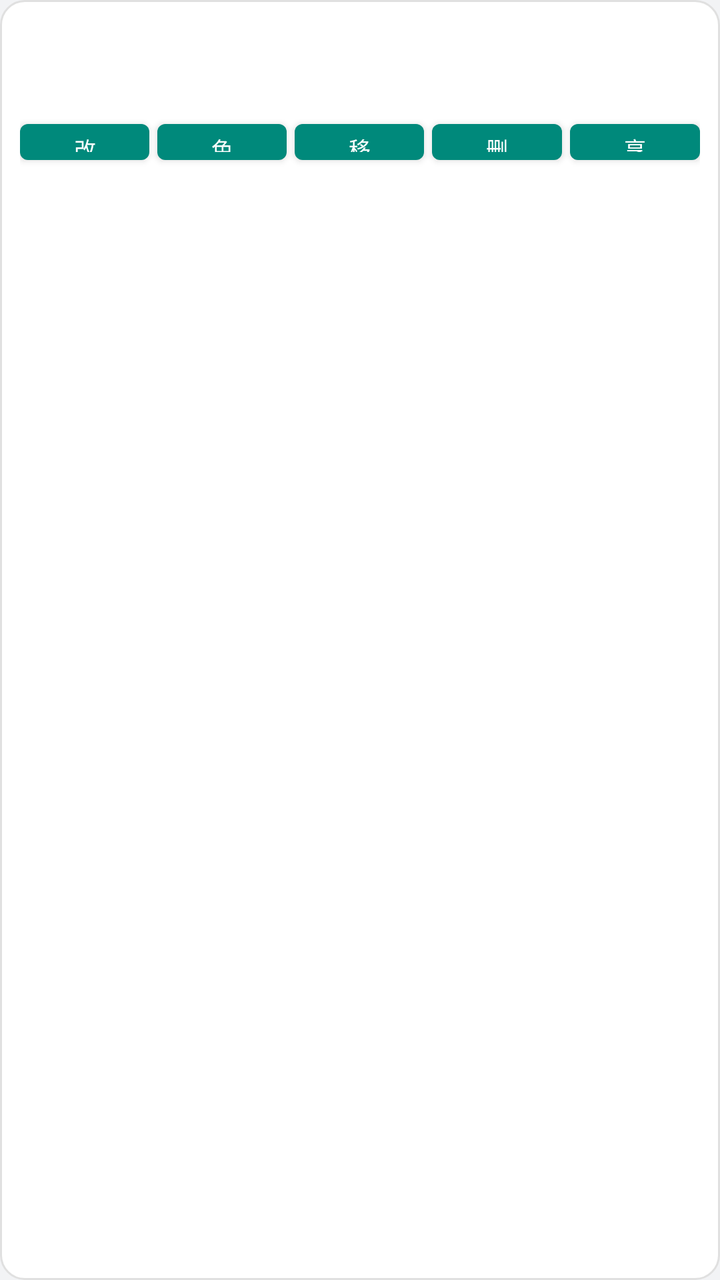
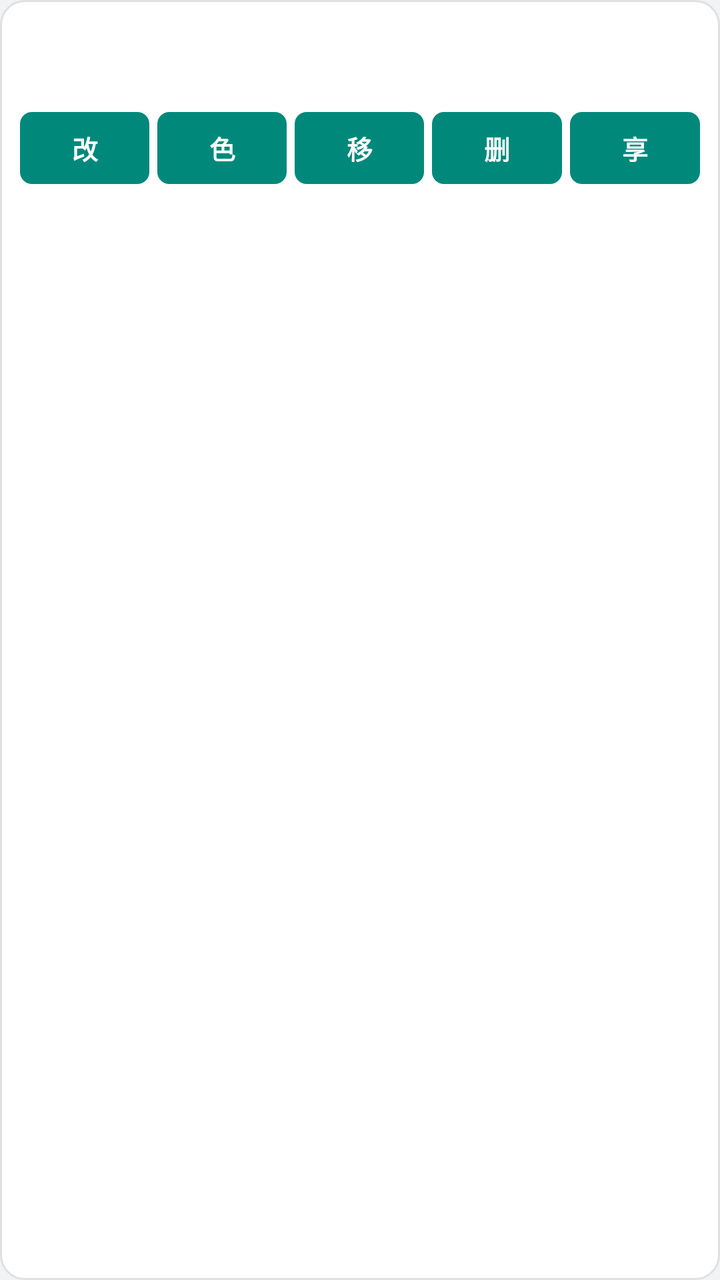

Screens rendered from an Android XML layout before and after an edit, with the pre-edit source and the edit as a unified diff.
<!-- AndroidManifest.xml: application theme Theme.Notes -->
<!-- res/layout/item_note.xml -->
<?xml version="1.0" encoding="utf-8"?>
<LinearLayout xmlns:android="http://schemas.android.com/apk/res/android"
    android:layout_width="match_parent"
    android:layout_height="wrap_content"
    android:layout_marginBottom="8dp"
    android:background="@drawable/note_bg"
    android:orientation="vertical"
    android:padding="10dp">

    <TextView
        android:id="@+id/tvText"
        android:layout_width="match_parent"
        android:layout_height="wrap_content"
        android:minHeight="40dp"
        android:textColor="@color/ink"
        android:textSize="15sp" />

    
    <ImageView
        android:id="@+id/ivImage"
        android:layout_width="match_parent"
        android:layout_height="wrap_content"
        android:layout_marginTop="6dp"
        android:adjustViewBounds="true"
        android:maxHeight="200dp"
        android:scaleType="fitCenter"
        android:visibility="gone" />

    
    <ImageView
        android:id="@+id/ivDraw"
        android:layout_width="match_parent"
        android:layout_height="wrap_content"
        android:layout_marginTop="6dp"
        android:adjustViewBounds="true"
        android:maxHeight="200dp"
        android:scaleType="fitCenter"
        android:visibility="gone" />

    
    <LinearLayout
        android:id="@+id/audioRow"
        android:layout_width="match_parent"
        android:layout_height="wrap_content"
        android:layout_marginTop="6dp"
        android:background="#26FF9800"
        android:gravity="center_vertical"
        android:orientation="horizontal"
        android:padding="6dp"
        android:visibility="gone">

        <Button
            android:id="@+id/btnPlay"
            android:layout_width="wrap_content"
            android:layout_height="28dp"
            android:minWidth="0dp"
            android:paddingHorizontal="12dp"
            android:text="▶ 播放"
            android:textSize="12sp" />

        <TextView
            android:id="@+id/tvAudioDur"
            android:layout_width="0dp"
            android:layout_height="wrap_content"
            android:layout_weight="1"
            android:gravity="center"
            android:textColor="#9A4D00"
            android:textSize="12sp" />
    </LinearLayout>

    
    <TextView
        android:id="@+id/tvTags"
        android:layout_width="match_parent"
        android:layout_height="wrap_content"
        android:layout_marginTop="4dp"
        android:textColor="@color/ink_sub"
        android:textSize="12sp"
        android:visibility="gone" />

    
    <TextView
        android:id="@+id/tvMeta"
        android:layout_width="match_parent"
        android:layout_height="wrap_content"
        android:layout_marginTop="2dp"
        android:textColor="@color/ink_sub"
        android:textSize="12sp"
        android:visibility="gone" />

    
    <LinearLayout
        android:layout_width="match_parent"
        android:layout_height="wrap_content"
        android:layout_marginTop="6dp"
        android:orientation="horizontal"
        android:weightSum="5">

        <Button
            android:id="@+id/btnEdit"
            android:layout_width="0dp"
            android:layout_height="30dp"
            android:layout_weight="1"
            android:layout_marginEnd="4dp"
            android:minWidth="0dp"
            android:paddingHorizontal="0dp"
            android:text="改"
            android:textSize="11sp" />

        <Button
            android:id="@+id/btnColor"
            android:layout_width="0dp"
            android:layout_height="30dp"
            android:layout_weight="1"
            android:layout_marginEnd="4dp"
            android:minWidth="0dp"
            android:paddingHorizontal="0dp"
            android:text="色"
            android:textSize="11sp" />

        <Button
            android:id="@+id/btnMove"
            android:layout_width="0dp"
            android:layout_height="30dp"
            android:layout_weight="1"
            android:layout_marginEnd="4dp"
            android:minWidth="0dp"
            android:paddingHorizontal="0dp"
            android:text="移"
            android:textSize="11sp" />

        <Button
            android:id="@+id/btnDelete"
            android:layout_width="0dp"
            android:layout_height="30dp"
            android:layout_weight="1"
            android:layout_marginEnd="4dp"
            android:minWidth="0dp"
            android:paddingHorizontal="0dp"
            android:text="删"
            android:textSize="11sp" />

        <Button
            android:id="@+id/btnShare"
            android:layout_width="0dp"
            android:layout_height="30dp"
            android:layout_weight="1"
            android:minWidth="0dp"
            android:paddingHorizontal="0dp"
            android:text="享"
            android:textSize="11sp" />
    </LinearLayout>
</LinearLayout>
<!-- resources referenced by this layout -->
<resources>
  <color name="ink">#212121</color>
  <color name="ink_sub">#757575</color>
  <!-- drawable note_bg (drawable) -->
  <?xml version="1.0" encoding="utf-8"?>
  <shape xmlns:android="http://schemas.android.com/apk/res/android"
      android:shape="rectangle">
      <solid android:color="#FFFFFF" />
      <stroke android:width="1dp" android:color="#E0E0E0" />
      <corners android:radius="12dp" />
  </shape>
  <style name="Theme.Notes" parent="Theme.MaterialComponents.DayNight.NoActionBar">
          <item name="colorPrimary">@color/brand</item>
          <item name="colorPrimaryDark">@color/brand_dark</item>
          <item name="colorAccent">@color/brand</item>
          
          <item name="android:statusBarColor">@android:color/transparent</item>
          <item name="android:windowLightStatusBar">false</item>
          <item name="android:windowBackground">@color/bg</item>
      </style>
  <color name="brand">#00897B</color>
  <color name="brand_dark">#00695C</color>
  <color name="bg">#F2F3F5</color>
</resources>

<!-- the commit's change to res/layout/item_note.xml (unified diff, before → after) -->
@@ -96,58 +96,78 @@
         android:orientation="horizontal"
         android:weightSum="5">
 
-        <Button
+        <TextView
             android:id="@+id/btnEdit"
             android:layout_width="0dp"
-            android:layout_height="30dp"
+            android:layout_height="36dp"
             android:layout_weight="1"
             android:layout_marginEnd="4dp"
-            android:minWidth="0dp"
-            android:paddingHorizontal="0dp"
+            android:background="@drawable/btn_card_action"
+            android:clickable="true"
+            android:focusable="true"
+            android:gravity="center"
             android:text="改"
-            android:textSize="11sp" />
+            android:textColor="#FFFFFF"
+            android:textSize="13sp"
+            android:textStyle="bold" />
 
-        <Button
+        <TextView
             android:id="@+id/btnColor"
             android:layout_width="0dp"
-            android:layout_height="30dp"
+            android:layout_height="36dp"
             android:layout_weight="1"
             android:layout_marginEnd="4dp"
-            android:minWidth="0dp"
-            android:paddingHorizontal="0dp"
+            android:background="@drawable/btn_card_action"
+            android:clickable="true"
+            android:focusable="true"
+            android:gravity="center"
             android:text="色"
-            android:textSize="11sp" />
+            android:textColor="#FFFFFF"
+            android:textSize="13sp"
+            android:textStyle="bold" />
 
-        <Button
+        <TextView
             android:id="@+id/btnMove"
             android:layout_width="0dp"
-            android:layout_height="30dp"
+            android:layout_height="36dp"
             android:layout_weight="1"
             android:layout_marginEnd="4dp"
-            android:minWidth="0dp"
-            android:paddingHorizontal="0dp"
+            android:background="@drawable/btn_card_action"
+            android:clickable="true"
+            android:focusable="true"
+            android:gravity="center"
             android:text="移"
-            android:textSize="11sp" />
+            android:textColor="#FFFFFF"
+            android:textSize="13sp"
+            android:textStyle="bold" />
 
-        <Button
+        <TextView
             android:id="@+id/btnDelete"
             android:layout_width="0dp"
-            android:layout_height="30dp"
+            android:layout_height="36dp"
             android:layout_weight="1"
             android:layout_marginEnd="4dp"
-            android:minWidth="0dp"
-            android:paddingHorizontal="0dp"
+            android:background="@drawable/btn_card_action"
+            android:clickable="true"
+            android:focusable="true"
+            android:gravity="center"
             android:text="删"
-            android:textSize="11sp" />
+            android:textColor="#FFFFFF"
+            android:textSize="13sp"
+            android:textStyle="bold" />
 
-        <Button
+        <TextView
             android:id="@+id/btnShare"
             android:layout_width="0dp"
-            android:layout_height="30dp"
+            android:layout_height="36dp"
             android:layout_weight="1"
-            android:minWidth="0dp"
-            android:paddingHorizontal="0dp"
+            android:background="@drawable/btn_card_action"
+            android:clickable="true"
+            android:focusable="true"
+            android:gravity="center"
             android:text="享"
-            android:textSize="11sp" />
+            android:textColor="#FFFFFF"
+            android:textSize="13sp"
+            android:textStyle="bold" />
     </LinearLayout>
 </LinearLayout>
<!-- resource entries referenced after the edit -->
@@ -2,6 +2,13 @@
 <resources>
   <color name="ink">#212121</color>
   <color name="ink_sub">#757575</color>
+  <!-- drawable btn_card_action (drawable) -->
+  <?xml version="1.0" encoding="utf-8"?>
+  <shape xmlns:android="http://schemas.android.com/apk/res/android"
+      android:shape="rectangle">
+      <solid android:color="#00897B" />
+      <corners android:radius="6dp" />
+  </shape>
   <!-- drawable note_bg (drawable) -->
   <?xml version="1.0" encoding="utf-8"?>
   <shape xmlns:android="http://schemas.android.com/apk/res/android"
